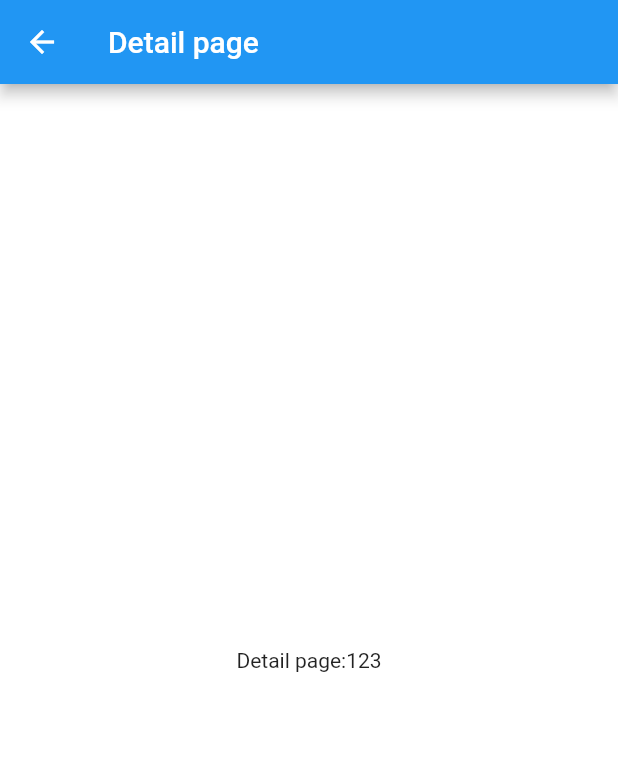
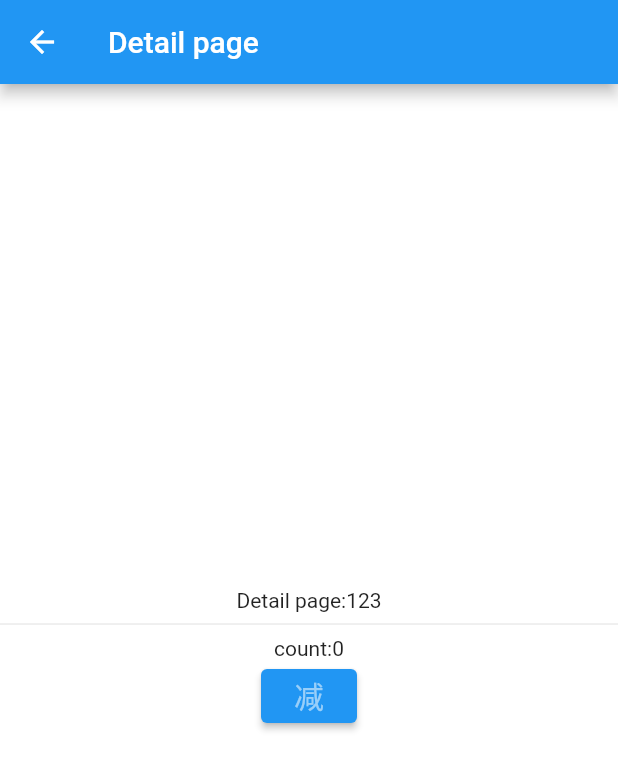
Before and after one commit to ChangQing666/flutter_exercise, a Flutter app: the screen it shows after launch, after a tap on "Go to detail page", on a phone screen of 412 x 824 dp. Shown: the top 770 px of the screen. Run offline on Flutter 3.47's test engine with Material 2 defaults, Android fonts, the phone set to English and light mode, and no system bars; our stand-ins replace go_router, shared_preferences; missing offline and left inert: model_viewer_plus.

Commit message:
feat:count_provider

```diff
--- a/lib/pages/dark_mode_page.dart
+++ b/lib/pages/dark_mode_page.dart
@@ -16,8 +16,7 @@ class _DarkModePageState extends State<DarkModePage> {
     {"name": '开启', "mode": ThemeMode.dark},
     {"name": '关闭', "mode": ThemeMode.light},
   ];
-  var _currentTheme;
-
+  late Map<String, dynamic> _currentTheme;
   @override
   void initState() {
     super.initState();
--- a/lib/pages/detail_page.dart
+++ b/lib/pages/detail_page.dart
@@ -1,4 +1,6 @@
 import 'package:flutter/material.dart';
+import 'package:flutter_provider/provider/count_provider.dart';
+import 'package:provider/provider.dart';
 
 class DetailPage extends StatefulWidget {
   final String id;
@@ -12,16 +14,33 @@ class DetailPage extends StatefulWidget {
 class _DetailPageState extends State<DetailPage> {
   @override
   void initState() {
-    print(widget.id);
+    debugPrint(widget.id);
     super.initState();
   }
 
   @override
   Widget build(BuildContext context) {
+    CountProvider countProvider = context.watch<CountProvider>();
+
     return Scaffold(
       appBar: AppBar(title: const Text('Detail page')),
-      body: Center(
-        child: Text('Detail page:${widget.id}'),
+      body: Column(
+        mainAxisAlignment: MainAxisAlignment.center,
+        crossAxisAlignment: CrossAxisAlignment.center,
+        children: [
+          Center(
+            child: Text('Detail page:${widget.id}'),
+          ),
+          const Divider(),
+          Text('count:${countProvider.count}'),
+          ElevatedButton(
+              onPressed: () {
+                countProvider.decrement();
+                debugPrint(countProvider.count.toString());
+              },
+              child: const Text('减',
+                  style: TextStyle(fontSize: 20, color: Colors.white54)))
+        ],
       ),
     );
   }
--- /dev/null
+++ b/lib/provider/count_provider.dart
@@ -0,0 +1,17 @@
+import 'package:flutter/material.dart';
+
+class CountProvider with ChangeNotifier {
+  int _count = 0;
+
+  int get count => _count;
+
+  void increment() {
+    _count++;
+    notifyListeners();
+  }
+
+  void decrement() {
+    _count--;
+    notifyListeners();
+  }
+}
--- a/lib/provider/top_provider.dart
+++ b/lib/provider/top_provider.dart
@@ -1,7 +1,9 @@
+import 'package:flutter_provider/provider/count_provider.dart';
 import 'package:flutter_provider/provider/theme_provider.dart';
 import 'package:provider/provider.dart';
 import 'package:provider/single_child_widget.dart';
 
 List<SingleChildWidget> topProviders = [
-  ChangeNotifierProvider(create: (_) => ThemeProvider())
+  ChangeNotifierProvider(create: (_) => ThemeProvider()),
+  ChangeNotifierProvider(create: (_) => CountProvider()),
 ];
```
Also changed, not shown: lib/pages/list_page.dart (+93 -3 lines).
